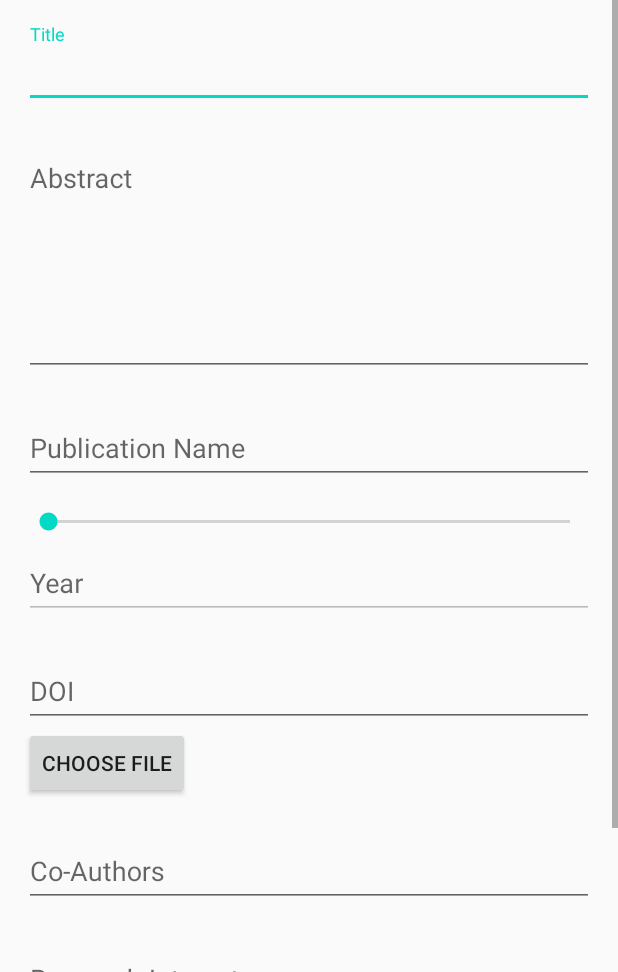
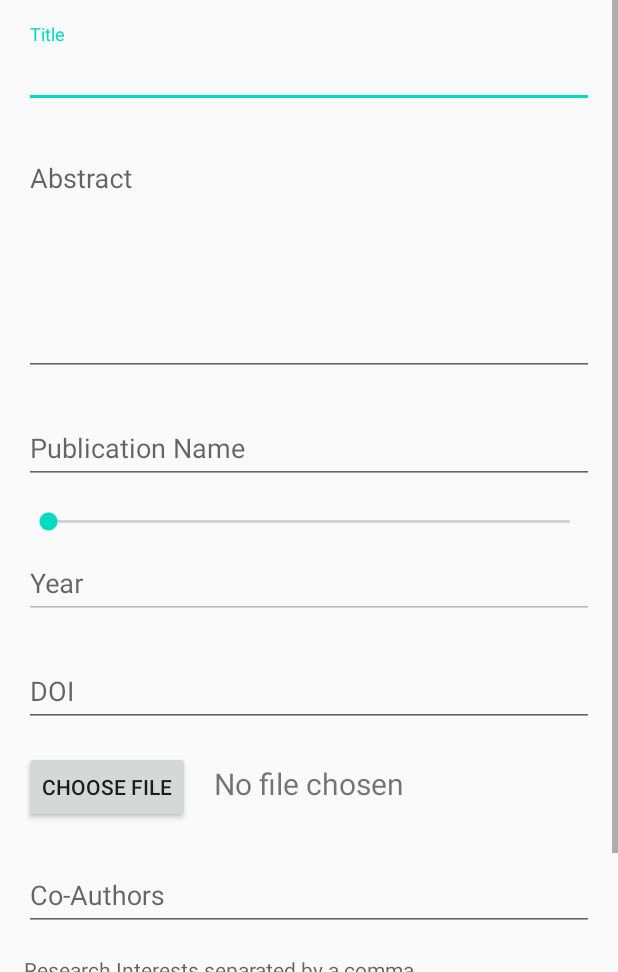
Before and after one commit to AhmedMaad/MENA-Research-Gate, an Android app: the layout activity_upload_research.xml on its own in the app's theme, with its tools: preview values and no code run, on a phone screen of 412 x 824 dp, the part 264-1236 px from its top. Run offline under Robolectric (Android 15) with nearby library versions, the phone set to English and light mode, and no system bars.

Commit message:
reading tokens in upload research

```diff
--- a/app/build.gradle
+++ b/app/build.gradle
@@ -54,4 +54,9 @@ dependencies {
     implementation 'com.google.android.material:material:1.1.0'
     //Enable Multidex for more methods
     implementation 'androidx.multidex:multidex:2.0.1'
+    //Tags "TokenAutoComplete"
+    implementation "com.splitwise:tokenautocomplete:3.0.1@aar"
+    //Cloud Firestore
+    implementation 'com.google.firebase:firebase-firestore:21.4.3'
+
 }
--- a/app/src/main/java/com/maad/menaresearchgate/data/GeneralUserHandler.java
+++ b/app/src/main/java/com/maad/menaresearchgate/data/GeneralHandler.java
@@ -2,9 +2,9 @@ package com.maad.menaresearchgate.data;
 
 import com.google.android.gms.tasks.Task;
 
-public interface GeneralUserHandler {
+public interface GeneralHandler {
 
     <T> void onSuccess(Task<T> task);
 
-    void onFailure();
+    void onFailure(Exception e);
 }
--- /dev/null
+++ b/app/src/main/java/com/maad/menaresearchgate/data/research/CustomTokenView.java
@@ -0,0 +1,79 @@
+package com.maad.menaresearchgate.data.research;
+
+import android.app.Activity;
+import android.content.Context;
+import android.util.AttributeSet;
+import android.view.LayoutInflater;
+import android.view.View;
+import android.view.ViewGroup;
+import android.widget.TextView;
+
+import com.maad.menaresearchgate.R;
+import com.maad.menaresearchgate.data.research.ResearchModel;
+import com.tokenautocomplete.TokenCompleteTextView;
+
+public class CustomTokenView extends TokenCompleteTextView<String> {
+
+    public CustomTokenView(Context context, AttributeSet attrs) {
+        super(context, attrs);
+    }
+
+    /**
+     * It is not clear in the library documentation
+     * https://github.com/splitwise/TokenAutoComplete
+     * but from tracing this method is called after
+     * pressing ',' then the {@link #getViewForObject(String)} is called
+     */
+    @Override
+    protected String defaultObject(String completionText) {
+        //Oversimplified example of guessing if we have an email or not
+        //int index = completionText.indexOf('@');
+        // if (index == -1) {
+        //return new ResearchModel(completionText, completionText.replace(" ", "") + "@example.com");
+        return completionText;
+        // }
+        // else {
+        //  return new ResearchModel(completionText.substring(0, index), completionText);
+        //}
+        // return null;
+    }
+
+    @Override
+    protected View getViewForObject(String object) {
+        LayoutInflater inflater = (LayoutInflater) getContext().getSystemService(Activity.LAYOUT_INFLATER_SERVICE);
+        TextView view = (TextView) inflater.inflate(R.layout.research_token, (ViewGroup) getParent(), false);
+        view.setText(object);
+        return view;
+    }
+
+
+
+    /**
+     * It is not clear in the library documentation
+     * https://github.com/splitwise/TokenAutoComplete
+     * but from tracing this method is called after
+     * pressing ',' then the {@link #getViewForObject(ResearchModel)} is called
+     */
+  /*  @Override
+    protected ResearchModel defaultObject(String completionText) {
+        //Oversimplified example of guessing if we have an email or not
+        //int index = completionText.indexOf('@');
+        // if (index == -1) {
+        //return new ResearchModel(completionText, completionText.replace(" ", "") + "@example.com");
+        return new ResearchModel(completionText);
+        // }
+        // else {
+        //  return new ResearchModel(completionText.substring(0, index), completionText);
+        //}
+        // return null;
+    }
+
+    @Override
+    protected View getViewForObject(ResearchModel researchModel) {
+        LayoutInflater inflater = (LayoutInflater) getContext().getSystemService(Activity.LAYOUT_INFLATER_SERVICE);
+        TextView view = (TextView) inflater.inflate(R.layout.research_token, (ViewGroup) getParent(), false);
+        view.setText(researchModel.getToken());
+        return view;
+    }*/
+
+}
--- /dev/null
+++ b/app/src/main/res/drawable/token_background.xml
@@ -0,0 +1,5 @@
+<?xml version="1.0" encoding="utf-8"?>
+<shape xmlns:android="http://schemas.android.com/apk/res/android" >
+    <solid android:color="@color/light_gray" />
+    <corners android:radius="5dp" />
+</shape>
--- a/app/src/main/res/layout/activity_upload_research.xml
+++ b/app/src/main/res/layout/activity_upload_research.xml
@@ -94,10 +94,27 @@
 
         </com.google.android.material.textfield.TextInputLayout>
 
-        <Button
-            android:layout_width="wrap_content"
+        <LinearLayout
+            android:layout_width="match_parent"
             android:layout_height="wrap_content"
-            android:text="choose file" />
+            android:layout_marginTop="16dp">
+
+            <Button
+                android:layout_width="wrap_content"
+                android:layout_height="wrap_content"
+                android:onClick="chooseFile"
+                android:text="@string/choose_file" />
+
+            <TextView
+                android:id="@+id/tv_uploaded_file_name"
+                android:layout_width="wrap_content"
+                android:layout_height="wrap_content"
+                android:layout_marginStart="16dp"
+                android:text="@string/no_file_chosen"
+                android:textSize="20sp" />
+
+        </LinearLayout>
+
 
         <com.google.android.material.textfield.TextInputLayout
             android:layout_width="match_parent"
@@ -117,7 +134,7 @@
             android:layout_height="wrap_content"
             android:layout_marginTop="16dp">
 
-            <com.google.android.material.textfield.TextInputEditText
+            <com.maad.menaresearchgate.data.research.CustomTokenView
                 android:id="@+id/et_research_interests"
                 android:layout_width="match_parent"
                 android:layout_height="wrap_content"
@@ -130,6 +147,7 @@
             android:layout_height="wrap_content"
             android:layout_marginTop="16dp"
             android:background="@color/transparent"
+            android:onClick="uploadResearch"
             android:text="@string/upload"
             android:textColor="@color/lighterBlue"
             android:textSize="16sp" />
--- a/app/src/main/res/values/colors.xml
+++ b/app/src/main/res/values/colors.xml
@@ -8,6 +8,7 @@
     <color name="blue">#4285f4</color>
     <color name="white">#fff</color>
     <color name="gray">#808080</color>
+    <color name="light_gray">#ffafafaf</color>
     <color name="transparent">#00000000</color>
     <color name="black">#000</color>
 </resources>
--- a/app/src/main/res/values/strings.xml
+++ b/app/src/main/res/values/strings.xml
@@ -47,7 +47,10 @@
     <string name="publication_name">Publication Name</string>
     <string name="doi">DOI</string>
     <string name="co_authors">Co-Authors</string>
-    <string name="research_interests">Research Interests</string>
+    <string name="research_interests">Research Interests separated by a comma</string>
     <string name="year">Year</string>
     <string name="upload">Upload</string>
+    <string name="no_file_chosen">No file chosen</string>
+    <string name="choose_file">choose file</string>
+    <string name="topics">Topics:</string>
 </resources>
--- a/build.gradle
+++ b/build.gradle
@@ -20,7 +20,6 @@ allprojects {
     repositories {
         google()
         jcenter()
-
     }
 }
 
```
Also changed, not shown: app/src/main/java/com/maad/menaresearchgate/data/UserModel.java (+29 -13 lines), app/src/main/java/com/maad/menaresearchgate/data/research/ResearchConstants.java (added, +9 -0 lines), app/src/main/java/com/maad/menaresearchgate/data/research/ResearchModel.java (added, +150 -0 lines), app/src/main/java/com/maad/menaresearchgate/data/research/TokensHandler.java (added, +9 -0 lines), app/src/main/java/com/maad/menaresearchgate/ui/activities/RegisterActivity.java (+4 -4 lines), app/src/main/java/com/maad/menaresearchgate/ui/activities/UploadResearchActivity.java (+105 -0 lines), app/src/main/java/com/maad/menaresearchgate/ui/fragments/LoginFragment.java (+4 -4 lines), app/src/main/java/com/maad/menaresearchgate/ui/fragments/SignupFragment.java (+8 -7 lines), app/src/main/res/layout/research_token.xml (added, +11 -0 lines).
